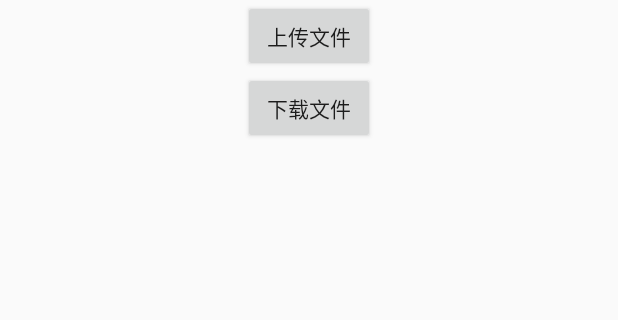
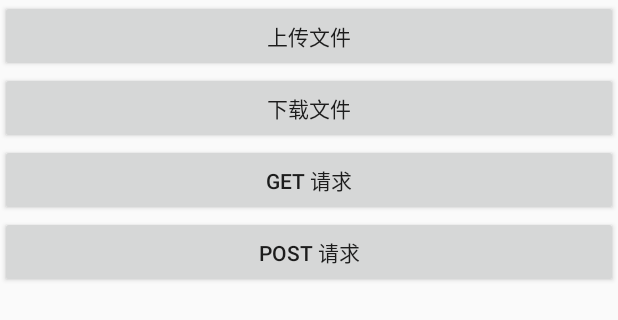
Before and after one commit to openJK-dev/HttpAgent, an Android app: the layout activity_main.xml on its own in the app's theme, with its tools: preview values and no code run, on a phone screen of 412 x 824 dp. Shown: the top 320 px of the screen. Run offline under Robolectric (Android 15) with nearby library versions, the phone set to English and light mode, and no system bars.

```diff
--- a/app/src/main/res/layout/activity_main.xml
+++ b/app/src/main/res/layout/activity_main.xml
@@ -8,7 +8,7 @@
 
     <Button
         android:id="@+id/btn_upload"
-        android:layout_width="wrap_content"
+        android:layout_width="match_parent"
         android:layout_height="wrap_content"
         android:text="上传文件"
         android:onClick="loadNet"
@@ -18,12 +18,30 @@
 
     <Button
         android:id="@+id/btn_down"
-        android:layout_width="wrap_content"
+        android:layout_width="match_parent"
         android:layout_height="wrap_content"
         android:text="下载文件"
         android:onClick="downNet"
         app:layout_constraintLeft_toLeftOf="parent"
         app:layout_constraintRight_toRightOf="parent"
         app:layout_constraintTop_toBottomOf="@+id/btn_upload"/>
+    <Button
+        android:id="@+id/btn_get"
+        android:layout_width="match_parent"
+        android:layout_height="wrap_content"
+        android:text="Get 请求"
+        android:onClick="downGet"
+        app:layout_constraintLeft_toLeftOf="parent"
+        app:layout_constraintRight_toRightOf="parent"
+        app:layout_constraintTop_toBottomOf="@+id/btn_down"/>
+    <Button
+        android:id="@+id/btn_post"
+        android:layout_width="match_parent"
+        android:layout_height="wrap_content"
+        android:text="Post 请求"
+        android:onClick="downPost"
+        app:layout_constraintLeft_toLeftOf="parent"
+        app:layout_constraintRight_toRightOf="parent"
+        app:layout_constraintTop_toBottomOf="@+id/btn_get"/>
 
 </androidx.constraintlayout.widget.ConstraintLayout>
```
Also changed, not shown: app/src/main/java/com/sakuqi/httpagent/MainActivity.kt (+34 -21 lines), httplibrary/src/main/java/com/sakuqi/httplibrary/NativeHttpEngine.kt (+30 -21 lines), httplibrary/src/main/java/com/sakuqi/httplibrary/OkHttpEngine.kt (+56 -12 lines).
